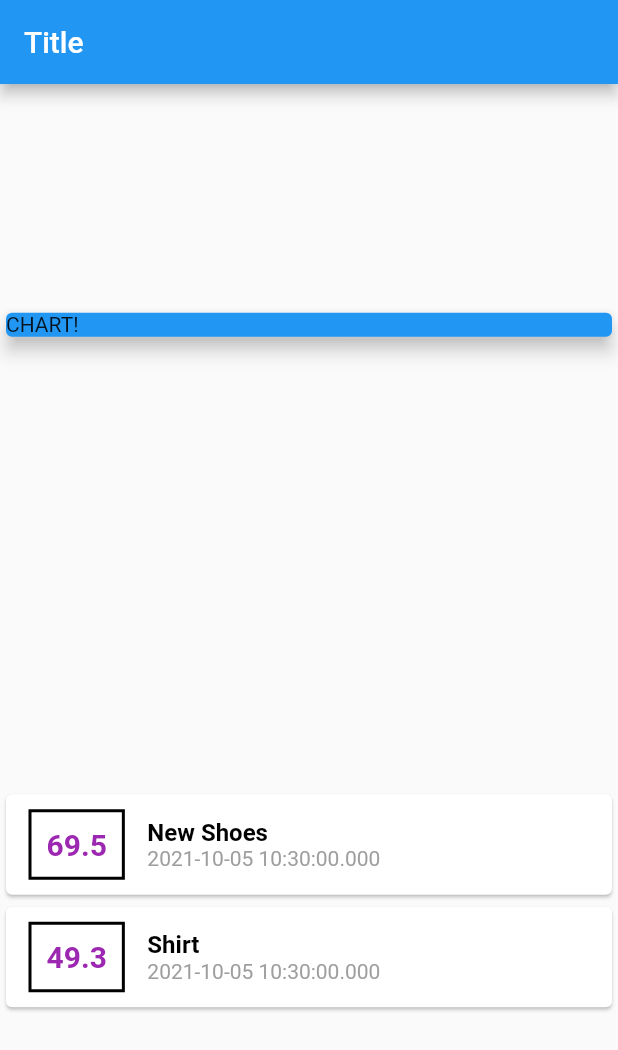
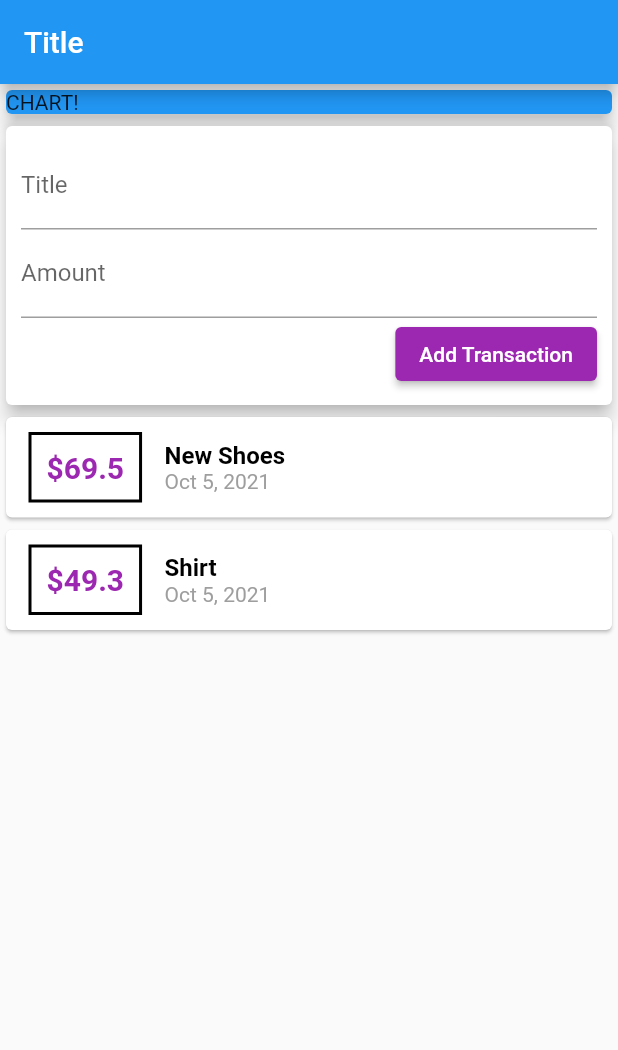
Before and after one commit to ChrisWW/expense_planner, a Flutter app: the screen it shows after launch, on a phone screen of 412 x 824 dp. Shown: the top 1050 px of the screen. Run offline on Flutter 3.47's test engine with Material 2 defaults, Android fonts, the phone set to English and light mode, and no system bars.

Commit message:
Add button without logic

```diff
--- a/lib/main.dart
+++ b/lib/main.dart
@@ -1,6 +1,7 @@
 // ignore_for_file: prefer_const_constructors, sized_box_for_whitespace, prefer_const_literals_to_create_immutables
 
 import 'package:flutter/material.dart';
+import 'package:intl/intl.dart';
 import './transaction.dart';
 
 void main() {
@@ -37,6 +38,10 @@ class MyHomePage extends StatelessWidget {
       date: DateTime.now(),
     )
   ];
+  // String titleInput = "";
+  // String amountInput = "";
+  final titleController = TextEditingController();
+  final amountController = TextEditingController();
 
   @override
   Widget build(BuildContext context) {
@@ -53,13 +58,42 @@ class MyHomePage extends StatelessWidget {
         title: Text('Title'),
       ),
       body: Column(
-        mainAxisAlignment: MainAxisAlignment.spaceAround,
-        crossAxisAlignment: CrossAxisAlignment.start,
+        mainAxisAlignment: MainAxisAlignment.start,
+        crossAxisAlignment: CrossAxisAlignment.stretch,
         children: <Widget>[
           Container(
             width: double.infinity,
             child:
                 Card(color: Colors.blue, child: Text('CHART!'), elevation: 5),
+          ),
+          Card(
+            elevation: 5,
+            child: Container(
+              padding: EdgeInsets.all(10),
+              child: Column(
+                crossAxisAlignment: CrossAxisAlignment.end,
+                children: <Widget>[
+                  TextField(
+                    decoration: InputDecoration(labelText: 'Title'),
+                    controller: titleController,
+                    // onChanged: (value) => titleInput = value,
+                  ),
+                  TextField(
+                    decoration: InputDecoration(labelText: 'Amount'),
+                    controller: amountController,
+                    // onChanged: (value) => amountInput = value,
+                  ),
+
+                  ElevatedButton(
+                    child: Text('Add Transaction'),
+                    style: ElevatedButton.styleFrom(primary: Colors.purple),
+                    onPressed: () {
+
+                    },
+                  )
+                ],
+              ),
+            ),
           ),
           Column(
             children: transactions.map((tx) {
@@ -74,7 +108,7 @@ class MyHomePage extends StatelessWidget {
                       ),
                       padding: EdgeInsets.all(10),
                       child: Text(
-                        tx.amount.toString(),
+                        '\$${tx.amount}',
                         style: TextStyle(
                           fontWeight: FontWeight.bold,
                           fontSize: 20,
@@ -94,7 +128,7 @@ class MyHomePage extends StatelessWidget {
                           ),
                         ),
                         Text(
-                          tx.date.toString(),
+                          DateFormat.yMMMd().format(tx.date),
                           style: TextStyle(color: Colors.grey),
                         ),
                       ],
--- a/pubspec.yaml
+++ b/pubspec.yaml
@@ -29,7 +29,7 @@ environment:
 dependencies:
   flutter:
     sdk: flutter
-
+  intl: ^0.17.0
 
   # The following adds the Cupertino Icons font to your application.
   # Use with the CupertinoIcons class for iOS style icons.
```
Also changed, not shown: pubspec.lock.
